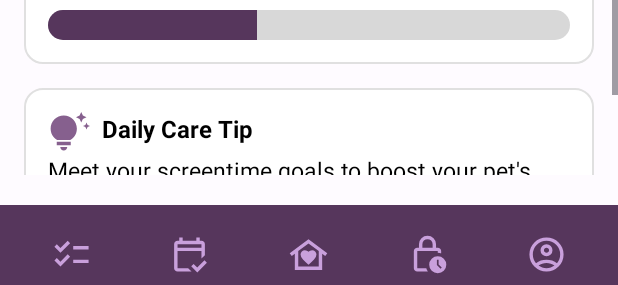
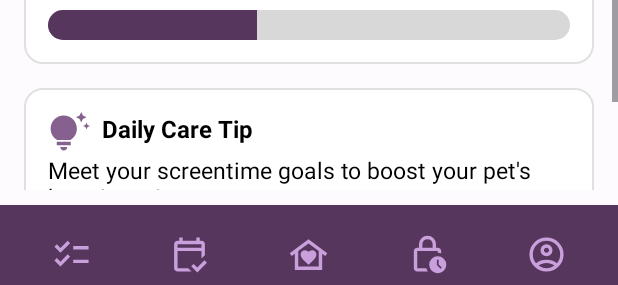
Before and after one commit to MargineanMiruna-Elena/MindPet, an Android app: the layout activity_homepage.xml on its own in the app's theme, with its tools: preview values and no code run, on a phone screen of 412 x 824 dp. Shown: the part 933-1218 px from the top of the screen. Run offline under Robolectric (Android 15) with nearby library versions, the phone set to English and light mode, and no system bars.

Commit message:
hotfix: margin bottom

```diff
--- a/app/src/main/res/layout/activity_homepage.xml
+++ b/app/src/main/res/layout/activity_homepage.xml
@@ -11,7 +11,7 @@
         android:layout_width="0dp"
         android:layout_height="0dp"
         android:fillViewport="true"
-        android:layout_marginBottom="85dp"
+        android:layout_marginBottom="75dp"
         app:layout_constraintBottom_toBottomOf="parent"
         app:layout_constraintEnd_toEndOf="parent"
         app:layout_constraintStart_toStartOf="parent"
@@ -172,7 +172,7 @@
                 android:id="@+id/dailyCareCard"
                 android:layout_width="match_parent"
                 android:layout_height="wrap_content"
-                android:layout_marginTop="16dp"
+                android:layout_marginVertical="16dp"
                 android:background="@drawable/bg_card"
                 android:gravity="center_vertical"
                 android:orientation="vertical"
```
